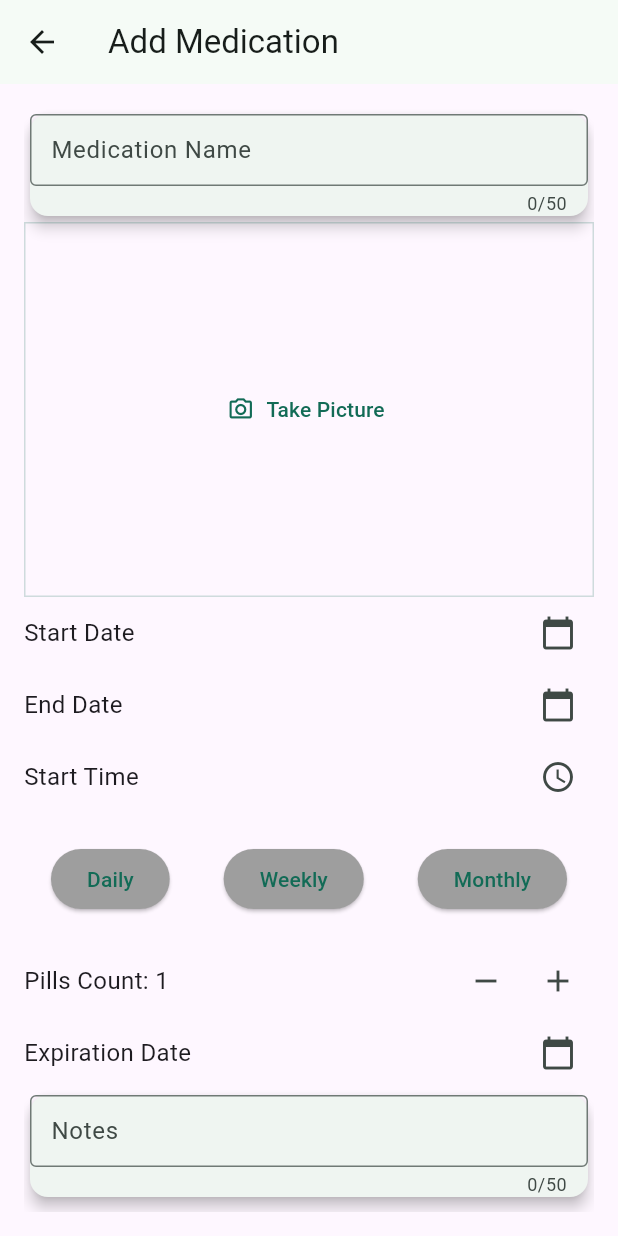
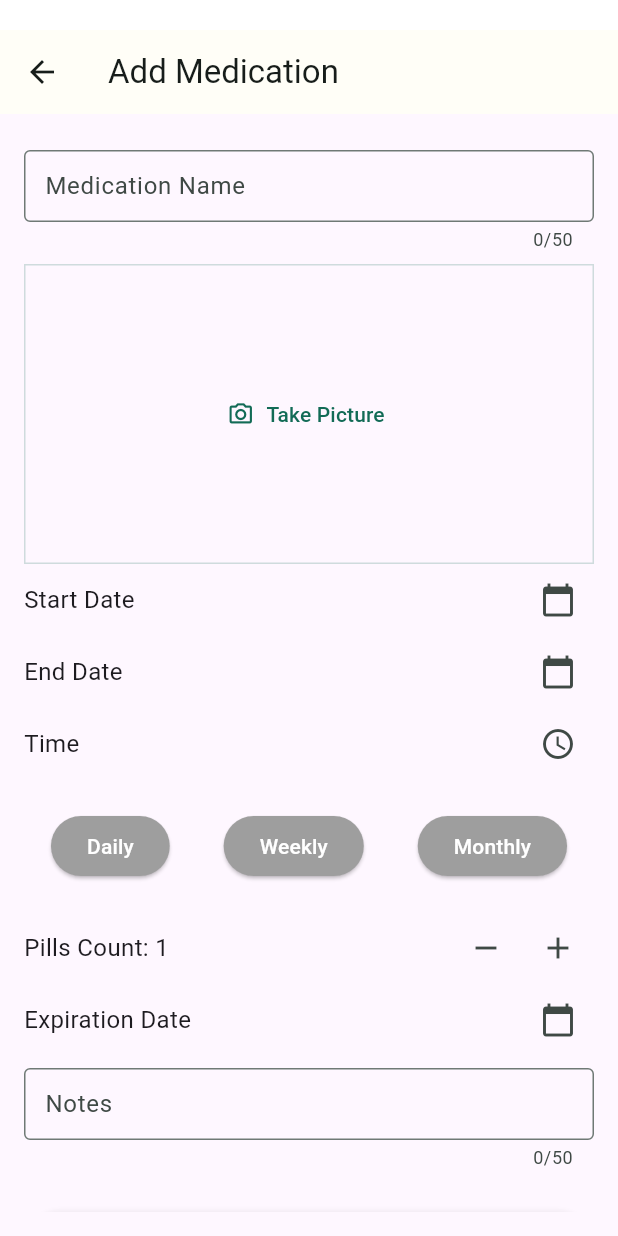
Before and after one commit to Majd-sud/Tadawa-app, a Flutter app: the screen it shows once a user with an empty profile is signed in, item 3 of the bottom bar chosen, after a tap on the "add" icon, on a phone screen of 412 x 824 dp. Run offline on Flutter 3.47's test engine with Material 3 defaults, Android fonts, the phone set to English and light mode, and no system bars; our stand-ins replace cloud_firestore, firebase_auth, firebase_core, firebase_storage, image_picker, table_calendar; accounts and stored records are empty.

Commit message:
Changed UI design

```diff
--- a/lib/screens/add_medication_screen.dart
+++ b/lib/screens/add_medication_screen.dart
@@ -139,7 +139,7 @@ class _AddMedicationScreenState extends State<AddMedicationScreen> {
           'expirationDate': medication.expirationDate,
           'notes': medication.notes,
           'pillsCount': medication.pillsCount,
-          'time': medication.time.format(context), // Ensure this is in the correct format
+          'time': medication.time.format(context),
           'frequency': medication.frequency,
         });
       } else {
@@ -148,7 +148,7 @@ class _AddMedicationScreenState extends State<AddMedicationScreen> {
             .collection('users')
             .doc(user.uid)
             .collection('medications')
-            .doc(widget.medication!.id) // Ensure you have an ID for the medication
+            .doc(widget.medication!.id)
             .update({
           'name': medication.name,
           'startDate': medication.startDate,
@@ -173,10 +173,18 @@ class _AddMedicationScreenState extends State<AddMedicationScreen> {
 
   @override
   Widget build(BuildContext context) {
-    return Scaffold(
+    return Container(
+      color: Colors.white, // Optional: Set a background color
+      child: Column(
+        children: [
+          const SizedBox(height: 20), // Space above the AppBar
+          Expanded(
+            child: Scaffold(
               appBar: AppBar(
+                backgroundColor: const Color.fromRGBO(255, 254, 247, 255),
                 title: Text(
-            widget.medication != null ? 'Edit Medication' : 'Add Medication'),
+                  widget.medication != null ? 'Edit Medication' : 'Add Medication',
+                ),
               ),
               body: Padding(
                 padding: const EdgeInsets.all(16.0),
@@ -190,38 +198,47 @@ class _AddMedicationScreenState extends State<AddMedicationScreen> {
                         },
                         initialImagePath: null,
                       ),
-              _buildDateRow(
-                  'Start Date', _startDate, () => _presentDatePicker('start')),
-              _buildDateRow(
-                  'End Date', _endDate, () => _presentDatePicker('end')),
+                      _buildDateRow('Start Date', _startDate, () => _presentDatePicker('start')),
+                      _buildDateRow('End Date', _endDate, () => _presentDatePicker('end')),
                       _buildTimeRow(),
                       const SizedBox(height: 20),
                       _buildScheduleButtons(),
                       const SizedBox(height: 20),
                       _buildPillCountPicker(),
-              _buildDateRow('Expiration Date', _expirationDate,
-                  () => _presentDatePicker('expiration')),
+                      _buildDateRow('Expiration Date', _expirationDate, () => _presentDatePicker('expiration')),
                       _buildTextField(_notesController, 'Notes'),
                       const SizedBox(height: 20),
                       ElevatedButton(
                         onPressed: _saveMedication,
                         style: ElevatedButton.styleFrom(
-                  padding:
-                      const EdgeInsets.symmetric(horizontal: 32, vertical: 16),
+                          minimumSize: const Size(double.infinity, 50),
+                          shape: RoundedRectangleBorder(
+                            borderRadius: BorderRadius.circular(30),
                           ),
-                child: const Text('Save Medication'),
+                          backgroundColor: const Color.fromARGB(255, 46, 161, 132),
+                          elevation: 5,
                         ),
+                        child: const Text(
+                          'Save Medication',
+                          style: TextStyle(fontSize: 18, color: Colors.white), // Ensure text is white here
+                        ),
+                      ),
+                      const SizedBox(height: 8),
                     ],
                   ),
                 ),
+              ),
+            ),
+          ),
+        ],
       ),
     );
   }
 
   Widget _buildTextField(TextEditingController controller, String label) {
-    return Card(
-      elevation: 4,
-      child: TextField(
+    return Padding(
+      padding: const EdgeInsets.symmetric(vertical: 8.0),
+      child: TextFormField(
         controller: controller,
         maxLength: 50,
         decoration: InputDecoration(
@@ -254,7 +271,7 @@ class _AddMedicationScreenState extends State<AddMedicationScreen> {
       mainAxisAlignment: MainAxisAlignment.spaceBetween,
       children: [
         Text(
-          _time == null ? 'Start Time' : _time!.format(context),
+          _time == null ? 'Time' : _time!.format(context),
           style: const TextStyle(fontSize: 16),
         ),
         IconButton(
@@ -273,28 +290,28 @@ class _AddMedicationScreenState extends State<AddMedicationScreen> {
           onPressed: () => _selectSchedule('Daily'),
           style: ElevatedButton.styleFrom(
             backgroundColor: _selectedSchedule == 'Daily'
-                ? Colors.blue
+                ? const Color.fromARGB(255, 46, 161, 132) // Selected color
                 : Colors.grey,
           ),
-          child: const Text('Daily'),
+          child: const Text('Daily', style: TextStyle(color: Colors.white)), // White text
         ),
         ElevatedButton(
           onPressed: () => _selectSchedule('Weekly'),
           style: ElevatedButton.styleFrom(
             backgroundColor: _selectedSchedule == 'Weekly'
-                ? Colors.blue
+                ? const Color.fromARGB(255, 46, 161, 132) // Selected color
                 : Colors.grey,
           ),
-          child: const Text('Weekly'),
+          child: const Text('Weekly', style: TextStyle(color: Colors.white)), // White text
         ),
         ElevatedButton(
           onPressed: () => _selectSchedule('Monthly'),
           style: ElevatedButton.styleFrom(
             backgroundColor: _selectedSchedule == 'Monthly'
-                ? Colors.blue
+                ? const Color.fromARGB(255, 46, 161, 132) // Selected color
                 : Colors.grey,
           ),
-          child: const Text('Monthly'),
+          child: const Text('Monthly', style: TextStyle(color: Colors.white)), // White text
         ),
       ],
     );
--- a/lib/screens/auth_screen.dart
+++ b/lib/screens/auth_screen.dart
@@ -64,7 +64,10 @@ class _AuthScreenState extends State<AuthScreen> {
           await storageRef.putFile(_selectedImage!);
           var imageUrl = await storageRef.getDownloadURL();
 
-          await _firestore.collection('users').doc(userCredential.user!.uid).set({
+          await _firestore
+              .collection('users')
+              .doc(userCredential.user!.uid)
+              .set({
             'username': _enteredUsername,
             'firstName': _enteredFirstName,
             'lastName': _enteredLastName,
@@ -92,6 +95,7 @@ class _AuthScreenState extends State<AuthScreen> {
   Widget build(BuildContext context) {
     return Scaffold(
       appBar: AppBar(
+        backgroundColor: const Color.fromRGBO(255, 254, 247, 255),
         title: Text(_isLogin ? 'Login' : 'Register'),
         centerTitle: true,
       ),
@@ -99,11 +103,11 @@ class _AuthScreenState extends State<AuthScreen> {
         padding: const EdgeInsets.all(16.0),
         child: Column(
           children: [
-            if (_isLogin) // Display logo only in login
+            if (_isLogin)
               Center(
                 child: Image.asset(
                   'assets/logos/logo1.PNG',
-                  height: 150, // Increased size
+                  height: 150,
                   width: 150,
                 ),
               ),
@@ -193,7 +197,9 @@ class _AuthScreenState extends State<AuthScreen> {
                       _enteredEmail = value;
                     },
                     validator: (value) {
-                      if (value == null || value.isEmpty || !value.contains('@')) {
+                      if (value == null ||
+                          value.isEmpty ||
+                          !value.contains('@')) {
                         return 'Please enter a valid email address.';
                       }
                       return null;
@@ -241,9 +247,13 @@ class _AuthScreenState extends State<AuthScreen> {
                       shape: RoundedRectangleBorder(
                         borderRadius: BorderRadius.circular(30),
                       ),
+                      backgroundColor: const Color.fromARGB(255, 46, 161, 132), // Background color
                       textStyle: const TextStyle(fontSize: 18),
                     ),
-                    child: Text(_isLogin ? 'Login' : 'Register'),
+                    child: Text(
+                      _isLogin ? 'Login' : 'Register',
+                      style: const TextStyle(color: Colors.white), // Text color
+                    ),
                   ),
                   const SizedBox(height: 10),
                   TextButton(
--- a/lib/screens/main_screen.dart
+++ b/lib/screens/main_screen.dart
@@ -136,8 +136,8 @@ class _MainScreenState extends State<MainScreen> {
   Widget build(BuildContext context) {
     return Scaffold(
       appBar: AppBar(
-        title: const Text('Medications Overview')
-      ),
+          backgroundColor: const Color.fromRGBO(255, 254, 247, 255),
+          title: const Text('Medications Overview')),
       body: Column(
         children: [
           _buildDateSelector(),
@@ -148,6 +148,7 @@ class _MainScreenState extends State<MainScreen> {
               itemBuilder: (context, index) {
                 final medication = _getTodaysMedications(_selectedDate)[index];
                 return Card(
+                  color: const Color.fromRGBO(247, 242, 250, 1),
                   margin:
                       const EdgeInsets.symmetric(horizontal: 16, vertical: 8),
                   elevation: 4,
--- a/lib/screens/medication_screen.dart
+++ b/lib/screens/medication_screen.dart
@@ -40,7 +40,9 @@ class _MedicationScreenState extends State<MedicationScreen> {
             expirationDate: _parseDate(data['expirationDate']),
             notes: data['notes'] ?? '',
             pillsCount: data['pillsCount'] ?? 0,
-            time: data['time'] != null ? _parseTime(data['time']) : const TimeOfDay(hour: 12, minute: 0),
+            time: data['time'] != null
+                ? _parseTime(data['time'])
+                : const TimeOfDay(hour: 12, minute: 0),
             frequency: data['frequency'] ?? '',
             schedule: data['schedule'] ?? '',
           );
@@ -95,6 +97,7 @@ class _MedicationScreenState extends State<MedicationScreen> {
   Widget build(BuildContext context) {
     return Scaffold(
       appBar: AppBar(
+          backgroundColor: const Color.fromRGBO(255, 254, 247, 255),
         title: const Text('Medications'),
         actions: [
           IconButton(
@@ -154,6 +157,7 @@ class _MedicationScreenState extends State<MedicationScreen> {
                   );
                 },
                 child: Card(
+                   color: const Color.fromRGBO(247, 242, 250, 1),
                   elevation: 2,
                   margin: const EdgeInsets.symmetric(vertical: 8.0),
                   child: ListTile(
--- a/lib/screens/switch_screen.dart
+++ b/lib/screens/switch_screen.dart
@@ -47,15 +47,29 @@ class _SwitchScreenState extends State<SwitchScreen> {
   @override
   Widget build(BuildContext context) {
     return Scaffold(
-      appBar: AppBar(
-        backgroundColor: const Color.fromARGB(255, 248, 248, 248),
+      appBar: PreferredSize(
+        preferredSize: const Size.fromHeight(80.0),
+        child: AppBar(
+            backgroundColor: const Color.fromRGBO(255, 254, 247, 255),
+          elevation: 0,
           flexibleSpace: SafeArea(
-          child: Padding(
+            child: Column(
+              mainAxisAlignment: MainAxisAlignment.center,
+              children: [
+                Padding(
                   padding: const EdgeInsets.all(8.0),
                   child: Image.asset(
                     'assets/logos/logo2.PNG',
                     height: 40,
                     width: 40,
+                  ),
+                ),
+                const Divider(
+                  color: Colors.grey,
+                  thickness: 1,
+                  height: 1,
+                ),
+              ],
             ),
           ),
         ),
@@ -69,10 +83,10 @@ class _SwitchScreenState extends State<SwitchScreen> {
         currentIndex: _selectedIndex,
         onTap: _onItemTapped,
         items: [
-          _buildNavBarItem(Icons.check_rounded, 'Home', 0),
-          _buildNavBarItem(Icons.calendar_month, 'Appointments', 1),
-          _buildNavBarItem(Icons.medication_sharp, 'Medications', 2),
-          _buildNavBarItem(Icons.person, 'Profile', 3),
+          _buildNavBarItem(Icons.check_rounded, '', 0),
+          _buildNavBarItem(Icons.calendar_month, '', 1),
+          _buildNavBarItem(Icons.medication_sharp, '', 2),
+          _buildNavBarItem(Icons.person, '', 3),
         ],
       ),
     );
@@ -90,7 +104,7 @@ class _SwitchScreenState extends State<SwitchScreen> {
         padding: const EdgeInsets.all(8.0),
         child: Icon(
           icon,
-          size: isSelected ? 27: 24,
+          size: isSelected ? 27 : 24,
           color: isSelected ? Colors.white : Colors.black54,
         ),
       ),
--- a/lib/widgets/medication_image.dart
+++ b/lib/widgets/medication_image.dart
@@ -72,7 +72,7 @@ class _MedicationImageState extends State<MedicationImage> {
           color: Theme.of(context).colorScheme.primary.withOpacity(0.2),
         ),
       ),
-      height: 250,
+      height: 200,
       width: double.infinity,
       alignment: Alignment.center,
       child: content,
--- a/pubspec.yaml
+++ b/pubspec.yaml
@@ -68,8 +68,7 @@ flutter:
   assets:
   - assets/logos/logo1.PNG
   - assets/logos/logo2.PNG
-  - assets/logos/white.jpg
-  - assets/images/default_profile/jpg
+  - assets/images/default_profile.jpg
 
 
   # An image asset can refer to one or more resolution-specific "variants", see
```
Also changed, not shown: lib/screens/appointment_screen.dart (+17 -27 lines), lib/screens/profile_screen.dart (+15 -3 lines), lib/screens/settings_screen.dart (+16 -48 lines), assets/assets/logos/white.jpg (deleted), assets/images/default_profile.jpg (renamed from assets/assets/images/default_profile.jpg), assets/logos/logo1.PNG (renamed from assets/assets/logos/logo1.PNG), assets/logos/logo2.PNG (renamed from assets/assets/logos/logo2.PNG), pubspec.lock. Lines whose indentation alone changed are shown as unchanged.
